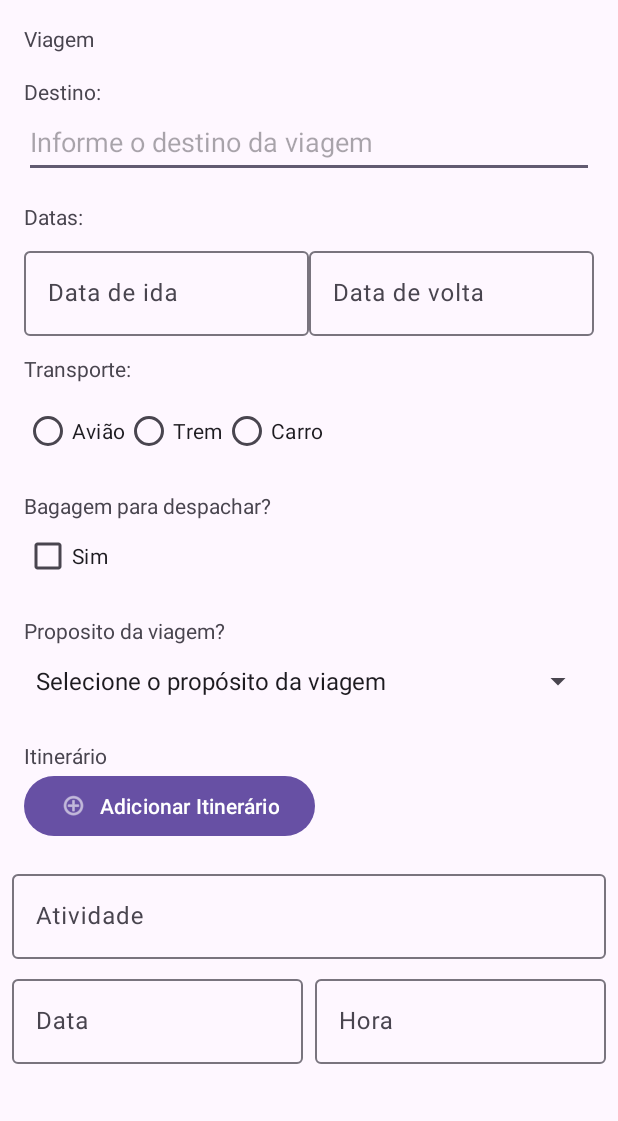
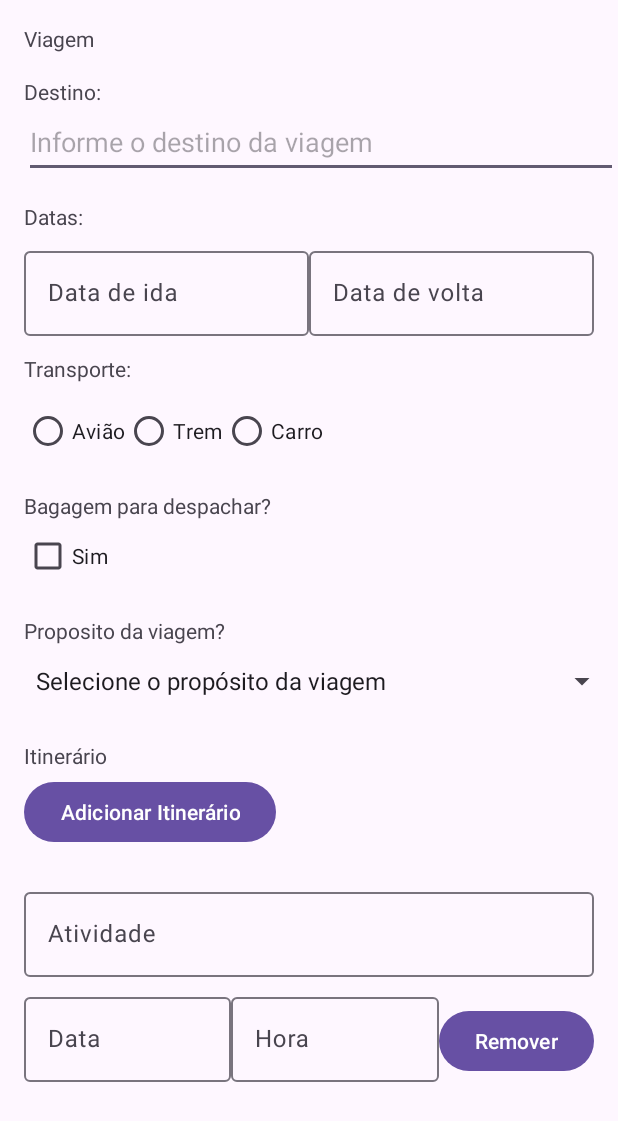
Before and after one commit to laismanieri/organizador-viagem, an Android app: the screen it shows after launch (MainActivity), after a tap on "Adicionar Itinerário", on a phone screen of 412 x 824 dp. Shown: the top 1121 px of the screen. Run offline under Robolectric (Android 15) with nearby library versions, the phone set to English and light mode, and no system bars.

Commit message:
primeira entrega parcial

```diff
--- a/app/src/main/java/br/edu/utfpr/organizadorviagem/MainActivity.java
+++ b/app/src/main/java/br/edu/utfpr/organizadorviagem/MainActivity.java
@@ -92,10 +92,13 @@ public class MainActivity extends AppCompatActivity {
         TextInputEditText editTextActivity = itineraryView.findViewById(R.id.editTextActivity);
         TextInputEditText editTextDate = itineraryView.findViewById(R.id.editTextDate);
         TextInputEditText editTextTime = itineraryView.findViewById(R.id.editTextTime);
+        Button buttonRemoveItinerary = itineraryView.findViewById(R.id.buttonRemoveItinerary);
 
         editTextDate.setOnClickListener(v -> showDatePickerDialog(editTextDate));
         editTextTime.setOnClickListener(v -> showTimePickerDialog(editTextTime));
 
+        buttonRemoveItinerary.setOnClickListener(v -> linearLayoutItineraries.removeView(itineraryView));
+
         linearLayoutItineraries.addView(itineraryView);
     }
 }
--- a/app/src/main/res/layout/activity_main.xml
+++ b/app/src/main/res/layout/activity_main.xml
@@ -13,7 +13,7 @@
         android:layout_height="wrap_content">
 
         <TextView
-            android:id="@+id/textViewTravel"
+            android:id="@+id/textViewAccommodation"
             android:layout_width="wrap_content"
             android:layout_height="wrap_content"
             android:layout_marginStart="16dp"
@@ -29,7 +29,6 @@
             android:id="@+id/editTextDestination"
             android:layout_width="0dp"
             android:layout_height="wrap_content"
-            android:layout_marginEnd="16dp"
             android:hint="@string/info_destination"
             android:minHeight="48dp"
             app:layout_constraintEnd_toEndOf="parent"
@@ -43,8 +42,8 @@
             android:layout_height="wrap_content"
             android:layout_marginTop="16dp"
             android:text="@string/destination"
-            app:layout_constraintStart_toStartOf="@+id/textViewTravel"
-            app:layout_constraintTop_toBottomOf="@+id/textViewTravel" />
+            app:layout_constraintStart_toStartOf="@+id/textViewAccommodation"
+            app:layout_constraintTop_toBottomOf="@+id/textViewAccommodation" />
 
         <TextView
             android:id="@+id/textViewDates"
@@ -160,6 +159,8 @@
             app:layout_constraintStart_toStartOf="@+id/textViewLuggage"
             app:layout_constraintTop_toBottomOf="@id/textViewLuggage" />
 
+        <!-- Itinerary Section -->
+
         <TextView
             android:id="@+id/textViewTravelPurpose"
             android:layout_width="wrap_content"
@@ -169,17 +170,16 @@
             app:layout_constraintStart_toStartOf="@+id/checkBoxLuggage"
             app:layout_constraintTop_toBottomOf="@id/checkBoxLuggage" />
 
+
         <Spinner
             android:id="@+id/spinnerTravelPurpose"
             android:layout_width="0dp"
             android:layout_height="wrap_content"
-            android:layout_marginEnd="16dp"
             android:minHeight="48dp"
             app:layout_constraintEnd_toEndOf="parent"
+            app:layout_constraintHorizontal_bias="0.0"
             app:layout_constraintStart_toStartOf="@+id/textViewTravelPurpose"
             app:layout_constraintTop_toBottomOf="@id/textViewTravelPurpose" />
-
-        <!-- Itinerary Section -->
 
         <TextView
             android:id="@+id/textViewItinerary"
@@ -194,29 +194,21 @@
             android:id="@+id/buttonAddItinerary"
             android:layout_width="wrap_content"
             android:layout_height="wrap_content"
-            android:text="@string/add_itinerary"
-            app:icon="@android:drawable/ic_menu_add"
+            android:layout_marginTop="4dp"
+            android:text="@string/addItinerary"
             app:layout_constraintStart_toStartOf="@+id/textViewItinerary"
-            app:layout_constraintTop_toBottomOf="@id/textViewItinerary" />
+            app:layout_constraintTop_toBottomOf="@+id/textViewItinerary" />
 
-        <ScrollView
-            android:id="@+id/scrollViewItineraries"
-            android:layout_width="0dp"
+        <LinearLayout
+            android:id="@+id/linearLayoutItineraries"
+            android:layout_width="match_parent"
             android:layout_height="wrap_content"
+            android:orientation="vertical"
+            app:layout_constraintTop_toBottomOf="@+id/buttonAddItinerary"
             android:layout_marginTop="8dp"
-            app:layout_constraintEnd_toEndOf="parent"
+            android:padding="8dp"
             app:layout_constraintStart_toStartOf="parent"
-            app:layout_constraintTop_toBottomOf="@+id/buttonAddItinerary">
-
-            <LinearLayout
-                android:id="@+id/linearLayoutItineraries"
-                android:layout_width="match_parent"
-                android:layout_height="wrap_content"
-                android:orientation="vertical" />
-
-        </ScrollView>
-
-
+            app:layout_constraintEnd_toEndOf="parent" />
     </androidx.constraintlayout.widget.ConstraintLayout>
 
 </ScrollView>
--- /dev/null
+++ b/app/src/main/res/layout/expense_item.xml
@@ -0,0 +1,6 @@
+<?xml version="1.0" encoding="utf-8"?>
+<androidx.constraintlayout.widget.ConstraintLayout xmlns:android="http://schemas.android.com/apk/res/android"
+    android:layout_width="match_parent"
+    android:layout_height="match_parent">
+
+</androidx.constraintlayout.widget.ConstraintLayout>
--- a/app/src/main/res/layout/itinerary_item.xml
+++ b/app/src/main/res/layout/itinerary_item.xml
@@ -8,7 +8,7 @@
     <com.google.android.material.textfield.TextInputLayout
         android:layout_width="match_parent"
         android:layout_height="wrap_content"
-        android:hint="@string/actitivity">
+        android:hint="@string/activity">
 
         <com.google.android.material.textfield.TextInputEditText
             android:id="@+id/editTextActivity"
@@ -39,10 +39,9 @@
         <com.google.android.material.textfield.TextInputLayout
             android:layout_width="0dp"
             android:layout_height="wrap_content"
-            android:layout_marginLeft="8dp"
             android:layout_weight="1"
             android:hint="@string/hour"
-            android:layout_marginStart="8dp">
+            >
 
             <com.google.android.material.textfield.TextInputEditText
                 android:id="@+id/editTextTime"
@@ -51,6 +50,13 @@
                 android:focusable="false"
                 android:inputType="none" />
         </com.google.android.material.textfield.TextInputLayout>
+        <Button
+            android:id="@+id/buttonRemoveItinerary"
+            android:layout_width="wrap_content"
+            android:layout_height="wrap_content"
+            android:text="@string/remove" />
+
 
     </LinearLayout>
+
 </LinearLayout>
--- /dev/null
+++ b/app/src/main/res/layout/list.xml
@@ -0,0 +1,6 @@
+<?xml version="1.0" encoding="utf-8"?>
+<androidx.constraintlayout.widget.ConstraintLayout xmlns:android="http://schemas.android.com/apk/res/android"
+    android:layout_width="match_parent"
+    android:layout_height="match_parent">
+
+</androidx.constraintlayout.widget.ConstraintLayout>
--- /dev/null
+++ b/app/src/main/res/layout/transport_item.xml
@@ -0,0 +1,6 @@
+<?xml version="1.0" encoding="utf-8"?>
+<androidx.constraintlayout.widget.ConstraintLayout xmlns:android="http://schemas.android.com/apk/res/android"
+    android:layout_width="match_parent"
+    android:layout_height="match_parent">
+
+</androidx.constraintlayout.widget.ConstraintLayout>
--- a/app/src/main/res/values/strings.xml
+++ b/app/src/main/res/values/strings.xml
@@ -18,7 +18,13 @@
     <string name="activity">Atividade</string>
     <string name="hour">Hora</string>
     <string name="date">Data</string>
-    <string name="actitivity">Atividade</string>
+    <string name="addItinerary">Adicionar Itinerário</string>
+    <string name="remove">Remover</string>
+    <string name="accommodation">Hospedagem</string>
+    <string name="hotel">Hotel</string>
+    <string name="date_hour_checkin">Data/Hora de Check-in</string>
+    <string name="date_hour_checkout">Data/Hora de Check-out</string>
+    <string name="hotelAdress">Endereço</string>
     <string-array name="travel_purposes_array">
         <item>Selecione o propósito da viagem</item>
         <item>Lazer</item>
```
Also changed, not shown: app/src/main/res/layout/accommodation_item.xml (added, +132 -0 lines).
